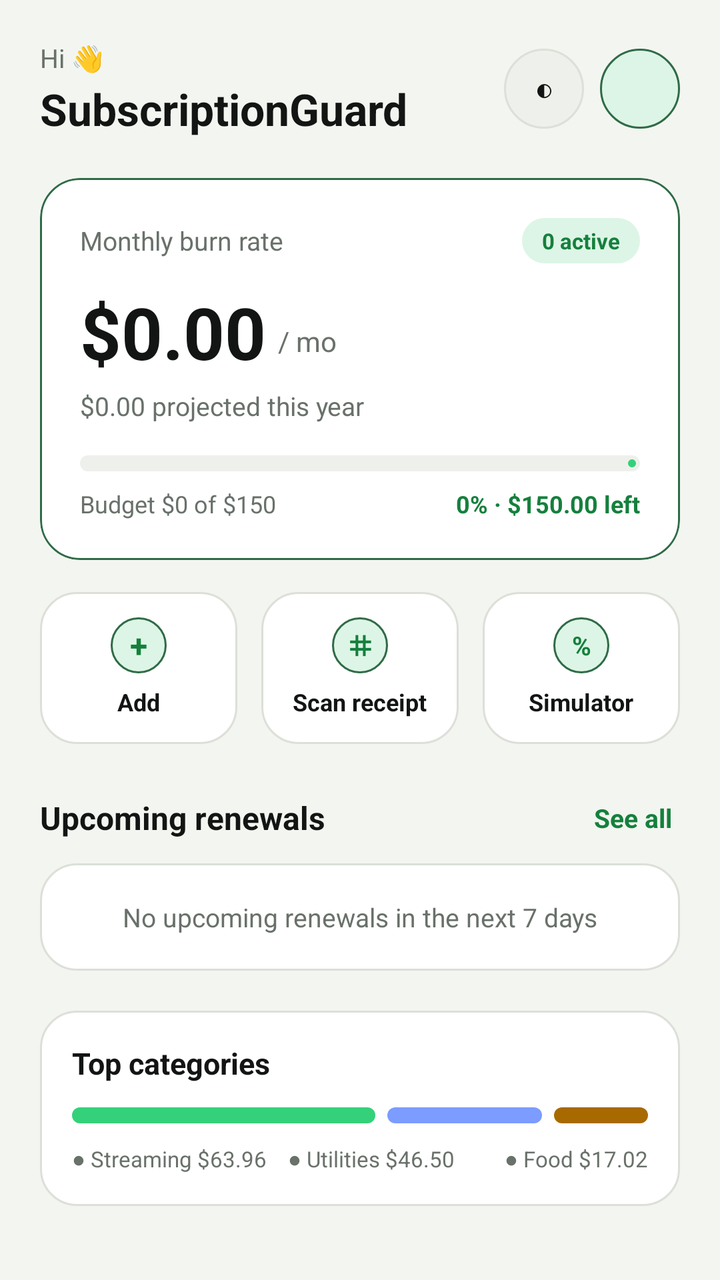
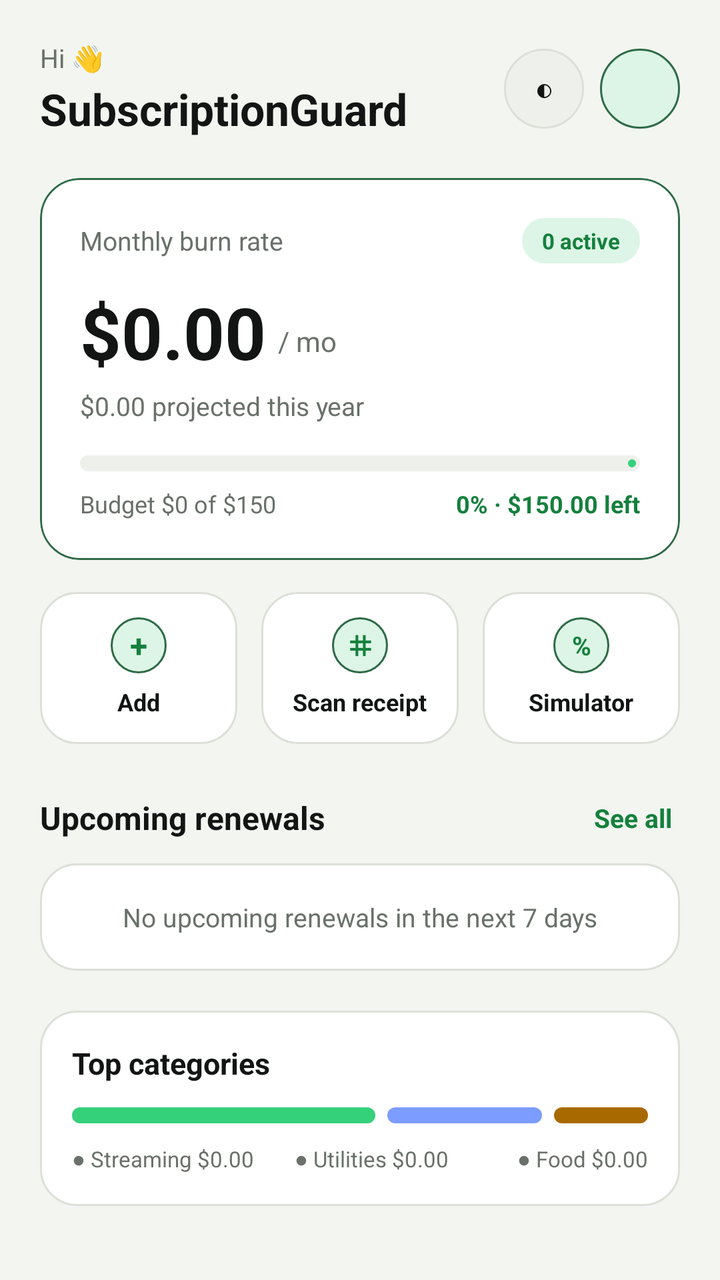

An Android layout rendered at two revisions. The XML below is the earlier revision; the diff shows what the commit changed to produce the second picture.
<!-- AndroidManifest.xml: application theme Theme.SubGuard -->
<!-- res/layout/fragment_home.xml -->
<?xml version="1.0" encoding="utf-8"?>
<ScrollView xmlns:android="http://schemas.android.com/apk/res/android"
    xmlns:app="http://schemas.android.com/apk/res-auto"
    android:layout_width="match_parent"
    android:layout_height="match_parent"
    android:background="@color/app_background"
    android:fillViewport="true">

    <LinearLayout
        android:layout_width="match_parent"
        android:layout_height="wrap_content"
        android:orientation="vertical"
        android:padding="20dp">

        
        <LinearLayout
            android:layout_width="match_parent"
            android:layout_height="wrap_content"
            android:gravity="center_vertical"
            android:orientation="horizontal">

            <LinearLayout
                android:layout_width="0dp"
                android:layout_height="wrap_content"
                android:layout_weight="1"
                android:orientation="vertical">

                <TextView
                    android:id="@+id/tv_greeting"
                    android:layout_width="wrap_content"
                    android:layout_height="wrap_content"
                    android:text="Hi 👋"
                    android:textColor="@color/text_secondary"
                    android:textSize="13sp" />

                <TextView
                    android:layout_width="wrap_content"
                    android:layout_height="wrap_content"
                    android:layout_marginTop="2dp"
                    android:text="SubscriptionGuard"
                    android:textColor="@color/text_primary"
                    android:textSize="22sp"
                    android:textStyle="bold" />
            </LinearLayout>

            <TextView
                android:id="@+id/btn_theme_toggle"
                android:layout_width="40dp"
                android:layout_height="40dp"
                android:layout_marginEnd="8dp"
                android:background="@drawable/bg_circle_elevated"
                android:gravity="center"
                android:text="◐"
                android:textColor="@color/text_primary"
                android:textSize="16sp" />

            <TextView
                android:id="@+id/avatar_profile"
                android:layout_width="40dp"
                android:layout_height="40dp"
                android:background="@drawable/bg_circle_green"
                android:gravity="center"
                android:textColor="@color/accent_green_text"
                android:textSize="14sp"
                android:textStyle="bold" />
        </LinearLayout>

        
        <com.google.android.material.card.MaterialCardView
            android:layout_width="match_parent"
            android:layout_height="wrap_content"
            android:layout_marginTop="20dp"
            app:cardBackgroundColor="@color/card_background"
            app:cardCornerRadius="20dp"
            app:cardElevation="0dp"
            app:strokeColor="@color/green_border"
            app:strokeWidth="1dp">

            <LinearLayout
                android:layout_width="match_parent"
                android:layout_height="wrap_content"
                android:orientation="vertical"
                android:padding="20dp">

                <LinearLayout
                    android:layout_width="match_parent"
                    android:layout_height="wrap_content"
                    android:gravity="center_vertical"
                    android:orientation="horizontal">

                    <TextView
                        android:layout_width="0dp"
                        android:layout_height="wrap_content"
                        android:layout_weight="1"
                        android:text="Monthly burn rate"
                        android:textColor="@color/text_secondary"
                        android:textSize="13sp" />

                    <TextView
                        android:id="@+id/tv_active_chip"
                        android:layout_width="wrap_content"
                        android:layout_height="wrap_content"
                        android:background="@drawable/bg_pill_green"
                        android:paddingHorizontal="10dp"
                        android:paddingVertical="4dp"
                        android:text="0 active"
                        android:textColor="@color/accent_green_text"
                        android:textSize="11sp"
                        android:textStyle="bold" />
                </LinearLayout>

                <LinearLayout
                    android:layout_width="match_parent"
                    android:layout_height="wrap_content"
                    android:layout_marginTop="10dp"
                    android:gravity="bottom"
                    android:orientation="horizontal">

                    <TextView
                        android:id="@+id/txt_monthly_total"
                        android:layout_width="wrap_content"
                        android:layout_height="wrap_content"
                        android:text="$0.00"
                        android:textColor="@color/text_primary"
                        android:textSize="36sp"
                        android:textStyle="bold" />

                    <TextView
                        android:layout_width="wrap_content"
                        android:layout_height="wrap_content"
                        android:layout_marginStart="6dp"
                        android:layout_marginBottom="4dp"
                        android:text="/ mo"
                        android:textColor="@color/text_secondary"
                        android:textSize="14sp" />
                </LinearLayout>

                <TextView
                    android:id="@+id/txt_annual_total"
                    android:layout_width="match_parent"
                    android:layout_height="wrap_content"
                    android:layout_marginTop="4dp"
                    android:text="$0.00 projected this year"
                    android:textColor="@color/text_secondary"
                    android:textSize="13sp" />

                
                <com.google.android.material.progressindicator.LinearProgressIndicator
                    android:id="@+id/progress_budget"
                    android:layout_width="match_parent"
                    android:layout_height="wrap_content"
                    android:layout_marginTop="16dp"
                    android:progress="0"
                    app:indicatorColor="@color/primary_green"
                    app:trackColor="@color/surface_elevated"
                    app:trackCornerRadius="6dp"
                    app:trackThickness="8dp" />

                <LinearLayout
                    android:layout_width="match_parent"
                    android:layout_height="wrap_content"
                    android:layout_marginTop="8dp"
                    android:orientation="horizontal">

                    <TextView
                        android:id="@+id/tv_budget_used"
                        android:layout_width="0dp"
                        android:layout_height="wrap_content"
                        android:layout_weight="1"
                        android:text="Budget $0 of $150"
                        android:textColor="@color/text_secondary"
                        android:textSize="12sp" />

                    <TextView
                        android:id="@+id/tv_budget_remaining"
                        android:layout_width="wrap_content"
                        android:layout_height="wrap_content"
                        android:text="0% · $150.00 left"
                        android:textColor="@color/accent_green_text"
                        android:textSize="12sp"
                        android:textStyle="bold" />
                </LinearLayout>

            </LinearLayout>
        </com.google.android.material.card.MaterialCardView>

        
        <LinearLayout
            android:layout_width="match_parent"
            android:layout_height="wrap_content"
            android:layout_marginTop="16dp"
            android:orientation="horizontal">

            <LinearLayout
                android:id="@+id/card_action_add"
                android:layout_width="0dp"
                android:layout_height="76dp"
                android:layout_marginEnd="6dp"
                android:layout_weight="1"
                android:background="@drawable/bg_card_rounded"
                android:gravity="center"
                android:orientation="vertical"
                android:padding="10dp">

                <TextView
                    android:layout_width="28dp"
                    android:layout_height="28dp"
                    android:background="@drawable/bg_circle_green"
                    android:gravity="center"
                    android:text="+"
                    android:textColor="@color/accent_green_text"
                    android:textSize="16sp"
                    android:textStyle="bold" />

                <TextView
                    android:layout_width="wrap_content"
                    android:layout_height="wrap_content"
                    android:layout_marginTop="6dp"
                    android:text="Add"
                    android:textColor="@color/text_primary"
                    android:textSize="12sp"
                    android:textStyle="bold" />
            </LinearLayout>

            <LinearLayout
                android:id="@+id/card_action_scan"
                android:layout_width="0dp"
                android:layout_height="76dp"
                android:layout_marginHorizontal="6dp"
                android:layout_weight="1"
                android:background="@drawable/bg_card_rounded"
                android:gravity="center"
                android:orientation="vertical"
                android:padding="10dp">

                <TextView
                    android:layout_width="28dp"
                    android:layout_height="28dp"
                    android:background="@drawable/bg_circle_green"
                    android:gravity="center"
                    android:text="⌗"
                    android:textColor="@color/accent_green_text"
                    android:textSize="14sp"
                    android:textStyle="bold" />

                <TextView
                    android:layout_width="wrap_content"
                    android:layout_height="wrap_content"
                    android:layout_marginTop="6dp"
                    android:text="Scan receipt"
                    android:textColor="@color/text_primary"
                    android:textSize="12sp"
                    android:textStyle="bold" />
            </LinearLayout>

            <LinearLayout
                android:id="@+id/card_action_simulator"
                android:layout_width="0dp"
                android:layout_height="76dp"
                android:layout_marginStart="6dp"
                android:layout_weight="1"
                android:background="@drawable/bg_card_rounded"
                android:gravity="center"
                android:orientation="vertical"
                android:padding="10dp">

                <TextView
                    android:layout_width="28dp"
                    android:layout_height="28dp"
                    android:background="@drawable/bg_circle_green"
                    android:gravity="center"
                    android:text="%"
                    android:textColor="@color/accent_green_text"
                    android:textSize="13sp"
                    android:textStyle="bold" />

                <TextView
                    android:layout_width="wrap_content"
                    android:layout_height="wrap_content"
                    android:layout_marginTop="6dp"
                    android:text="Simulator"
                    android:textColor="@color/text_primary"
                    android:textSize="12sp"
                    android:textStyle="bold" />
            </LinearLayout>
        </LinearLayout>

        
        <LinearLayout
            android:layout_width="match_parent"
            android:layout_height="wrap_content"
            android:layout_marginTop="24dp"
            android:gravity="center_vertical"
            android:orientation="horizontal">

            <TextView
                android:layout_width="0dp"
                android:layout_height="wrap_content"
                android:layout_weight="1"
                android:text="Upcoming renewals"
                android:textColor="@color/text_primary"
                android:textSize="16sp"
                android:textStyle="bold" />

            <TextView
                android:id="@+id/btn_see_all_renewals"
                android:layout_width="wrap_content"
                android:layout_height="wrap_content"
                android:padding="4dp"
                android:text="See all"
                android:textColor="@color/accent_green_text"
                android:textSize="13sp"
                android:textStyle="bold" />
        </LinearLayout>

        
        <LinearLayout
            android:id="@+id/layout_upcoming_renewals"
            android:layout_width="match_parent"
            android:layout_height="wrap_content"
            android:orientation="vertical" />

        <TextView
            android:id="@+id/tv_no_upcoming_renewals"
            android:layout_width="match_parent"
            android:layout_height="wrap_content"
            android:layout_marginTop="10dp"
            android:background="@drawable/bg_card_rounded"
            android:gravity="center"
            android:padding="18dp"
            android:text="No upcoming renewals in the next 7 days"
            android:textColor="@color/text_secondary"
            android:textSize="13sp" />

        
        <LinearLayout
            android:layout_width="match_parent"
            android:layout_height="wrap_content"
            android:layout_marginTop="20dp"
            android:background="@drawable/bg_card_rounded"
            android:orientation="vertical"
            android:padding="16dp">

            <TextView
                android:layout_width="wrap_content"
                android:layout_height="wrap_content"
                android:text="Top categories"
                android:textColor="@color/text_primary"
                android:textSize="15sp"
                android:textStyle="bold" />

            <LinearLayout
                android:layout_width="match_parent"
                android:layout_height="8dp"
                android:layout_marginTop="12dp"
                android:orientation="horizontal">

                <View
                    android:layout_width="0dp"
                    android:layout_height="match_parent"
                    android:layout_marginEnd="3dp"
                    android:layout_weight="55"
                    android:background="@drawable/bg_pill_green"
                    android:backgroundTint="@color/primary_green" />

                <View
                    android:layout_width="0dp"
                    android:layout_height="match_parent"
                    android:layout_marginHorizontal="3dp"
                    android:layout_weight="28"
                    android:background="@drawable/bg_pill_blue"
                    android:backgroundTint="@color/accent_blue" />

                <View
                    android:layout_width="0dp"
                    android:layout_height="match_parent"
                    android:layout_marginStart="3dp"
                    android:layout_weight="17"
                    android:background="@drawable/bg_pill_amber"
                    android:backgroundTint="@color/warning_amber" />
            </LinearLayout>

            <LinearLayout
                android:layout_width="match_parent"
                android:layout_height="wrap_content"
                android:layout_marginTop="10dp"
                android:orientation="horizontal">

                <TextView
                    android:layout_width="0dp"
                    android:layout_height="wrap_content"
                    android:layout_weight="1"
                    android:text="● Streaming $63.96"
                    android:textColor="@color/text_secondary"
                    android:textSize="11sp" />

                <TextView
                    android:layout_width="0dp"
                    android:layout_height="wrap_content"
                    android:layout_weight="1"
                    android:text="● Utilities $46.50"
                    android:textColor="@color/text_secondary"
                    android:textSize="11sp" />

                <TextView
                    android:layout_width="wrap_content"
                    android:layout_height="wrap_content"
                    android:text="● Food $17.02"
                    android:textColor="@color/text_secondary"
                    android:textSize="11sp" />
            </LinearLayout>
        </LinearLayout>

    </LinearLayout>
</ScrollView>
<!-- resources referenced by this layout -->
<resources>
  <color name="accent_blue">#7C9CFF</color>
  <color name="accent_green_text">#15803D</color>
  <color name="app_background">#F3F5F0</color>
  <color name="card_background">#FFFFFF</color>
  <color name="green_border">#2F6B47</color>
  <color name="primary_green">#34D17A</color>
  <color name="surface_elevated">#EEF0EB</color>
  <color name="text_primary">#121513</color>
  <color name="text_secondary">#69716A</color>
  <color name="warning_amber">#A86A00</color>
  <!-- drawable bg_card_rounded (drawable) -->
  <?xml version="1.0" encoding="utf-8"?>
  <shape xmlns:android="http://schemas.android.com/apk/res/android"
      android:shape="rectangle">
      <solid android:color="@color/card_background" />
      <corners android:radius="18dp" />
      <stroke
          android:width="1dp"
          android:color="@color/card_border" />
  </shape>
  <!-- drawable bg_circle_elevated (drawable) -->
  <?xml version="1.0" encoding="utf-8"?>
  <shape xmlns:android="http://schemas.android.com/apk/res/android"
      android:shape="oval">
      <solid android:color="@color/surface_elevated" />
      <stroke
          android:width="1dp"
          android:color="@color/card_border" />
  </shape>
  <!-- drawable bg_circle_green (drawable) -->
  <?xml version="1.0" encoding="utf-8"?>
  <shape xmlns:android="http://schemas.android.com/apk/res/android"
      android:shape="oval">
      <solid android:color="@color/green_surface" />
      <stroke
          android:width="1dp"
          android:color="@color/green_border" />
  </shape>
  <!-- drawable bg_pill_amber (drawable) -->
  <?xml version="1.0" encoding="utf-8"?>
  <shape xmlns:android="http://schemas.android.com/apk/res/android"
      android:shape="rectangle">
      <solid android:color="@color/warning_surface" />
      <corners android:radius="999dp" />
  </shape>
  <!-- drawable bg_pill_blue (drawable) -->
  <?xml version="1.0" encoding="utf-8"?>
  <shape xmlns:android="http://schemas.android.com/apk/res/android"
      android:shape="rectangle">
      <solid android:color="@color/blue_surface" />
      <corners android:radius="999dp" />
  </shape>
  <!-- drawable bg_pill_green (drawable) -->
  <?xml version="1.0" encoding="utf-8"?>
  <shape xmlns:android="http://schemas.android.com/apk/res/android"
      android:shape="rectangle">
      <solid android:color="@color/green_surface" />
      <corners android:radius="999dp" />
  </shape>
  <style name="Theme.SubGuard" parent="Base.Theme.SubGuard" />
  <color name="card_border">#DCE0D8</color>
  <color name="green_surface">#DDF5E6</color>
  <color name="warning_surface">#FDF1D8</color>
  <color name="blue_surface">#E8EEFF</color>
  <style name="Base.Theme.SubGuard" parent="Theme.Material3.DayNight.NoActionBar">
          <item name="colorPrimary">@color/primary_green</item>
          <item name="colorOnPrimary">@color/button_on_green</item>
          <item name="android:statusBarColor">@color/app_background</item>
          <item name="android:navigationBarColor">@color/card_background</item>
          <item name="android:windowBackground">@color/app_background</item>
      </style>
  <color name="button_on_green">#0B1A10</color>
</resources>

<!-- the commit's change to res/layout/fragment_home.xml (unified diff, before → after) -->
@@ -390,7 +390,7 @@
                     android:layout_width="0dp"
                     android:layout_height="wrap_content"
                     android:layout_weight="1"
-                    android:text="● Streaming $63.96"
+                    android:text="● Streaming $0.00"
                     android:textColor="@color/text_secondary"
                     android:textSize="11sp" />
 
@@ -398,14 +398,14 @@
                     android:layout_width="0dp"
                     android:layout_height="wrap_content"
                     android:layout_weight="1"
-                    android:text="● Utilities $46.50"
+                    android:text="● Utilities $0.00"
                     android:textColor="@color/text_secondary"
                     android:textSize="11sp" />
 
                 <TextView
                     android:layout_width="wrap_content"
                     android:layout_height="wrap_content"
-                    android:text="● Food $17.02"
+                    android:text="● Food $0.00"
                     android:textColor="@color/text_secondary"
                     android:textSize="11sp" />
             </LinearLayout>
